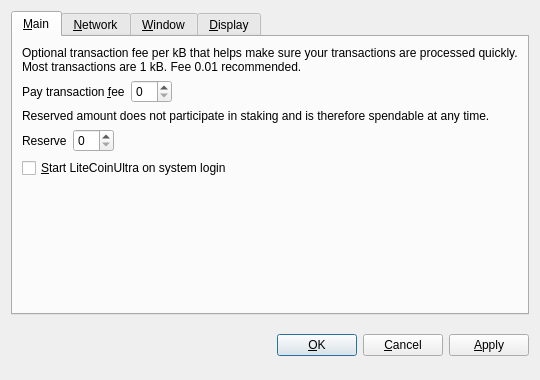
Qt form src/qt/forms/optionsdialog.ui (wayawolf/WayaWolfCoin) before a commit.
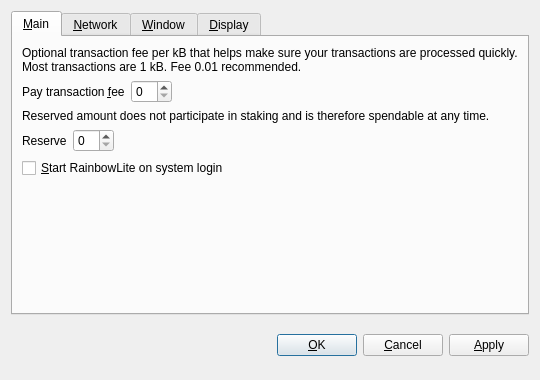
The same form after that commit. Custom widgets are drawn as their Qt base class.

Commit message: Renaming LiteCoinUltra to RainbowLite

```diff
--- a/src/qt/forms/optionsdialog.ui
+++ b/src/qt/forms/optionsdialog.ui
@@ -128,7 +128,7 @@
           <string>Automatically start LiteCoinUltra after logging in to the system.</string>
          </property>
          <property name="text">
-          <string>&amp;Start LiteCoinUltra on system login</string>
+          <string>&amp;Start RainbowLite on system login</string>
          </property>
         </widget>
        </item>
```
Left out of the diff: 10 changed lines with no effect on the pictures. The commit also changes 117 other files.
